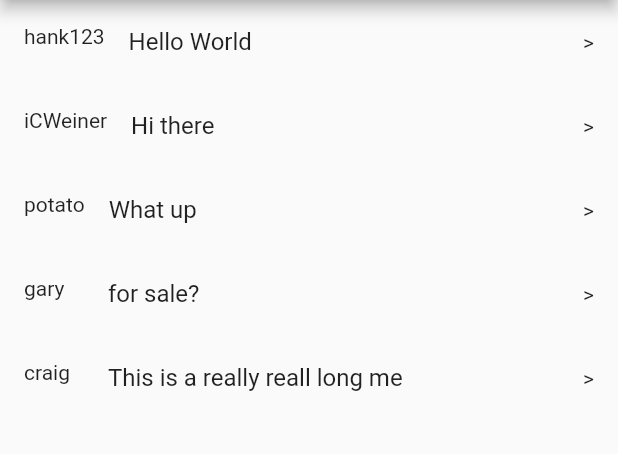
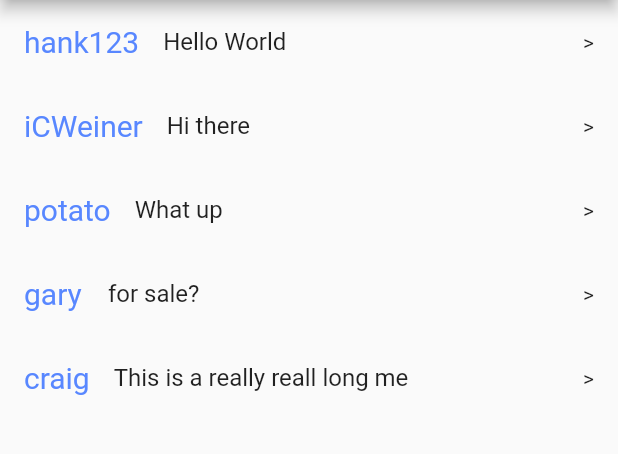
Before and after one commit to saveCraigslistTeam/craigslist, a Flutter app: the screen it shows after launch, on a phone screen of 412 x 824 dp, the part 84-538 px from its top. Run offline on Flutter 3.47's test engine with Material 2 defaults, Android fonts, the light colour scheme and no system bars.

Commit message:
Modularized list tile added coloring to usernames

```diff
--- a/lib/models/messages/dummy_data.dart
+++ b/lib/models/messages/dummy_data.dart
@@ -32,4 +32,8 @@ class DummyData {
 
      return message;
    }
+
+   int get messageLength {
+     return messageData.length;
+   }
 }
--- a/lib/screens/messages/messages_group.dart
+++ b/lib/screens/messages/messages_group.dart
@@ -2,6 +2,9 @@ import 'package:flutter/material.dart';
 import '../../models/messages/dummy_data.dart';
 
 class MessagesGroup extends StatelessWidget{
+  /*
+   * Message group shows all available chat logs for the user.
+   */
   final String title;
   const MessagesGroup({Key? key, required this.title}) : super(key: key);
 
@@ -15,18 +18,8 @@ class MessagesGroup extends StatelessWidget{
           centerTitle: true,
           ),
         body: ListView.builder(
-          itemCount: 5,
-          itemBuilder: (_, index) =>
-            ListTile(
-              leading: getMessageUsername(index),
-              title: Text(
-                getDummyData().messageData[index].messageText.length > 30 ?
-                  getDummyData().messageData[index].messageText.substring(0,30):
-                  getDummyData().messageData[index].messageText),
-              trailing: const Text(">"),
-              selectedColor: Colors.blue,),
-
-          )
+          itemCount: getDummyData().messageLength,
+          itemBuilder: (_, index) => getListTile(index))
       )
     );
   }
@@ -44,7 +37,33 @@ Widget appBarTitle(String title) {
 
 Widget getMessageUsername(int index) {
   return (
-    Text(getDummyData().messageData[index].receiverId)
+    Text(
+      getDummyData().messageData[index].receiverId.length > 10 ?
+      getDummyData().messageData[index].receiverId.substring(0,10):
+      getDummyData().messageData[index].receiverId,
+      style: const TextStyle(color: Color(0xff5887FF),
+                      fontSize: 20))
+  );
+}
+
+Widget getMessageText(int index) {
+  return (
+    Row(children: [Text(
+      getDummyData().messageData[index].messageText.length > 30 ?
+      getDummyData().messageData[index].messageText.substring(0,30):
+      getDummyData().messageData[index].messageText),
+      ],)
+  );
+}
+
+Widget getListTile(int index) {
+  return (
+    ListTile(
+              leading: getMessageUsername(index),
+              title: getMessageText(index),
+              trailing: const Text(">"),
+              selectedColor: Colors.blue,
+              onTap: () => null)
   );
 }
 
```
